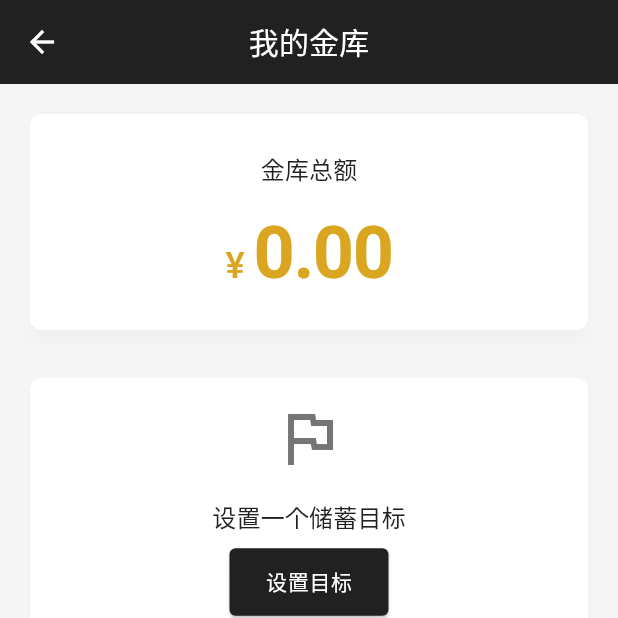
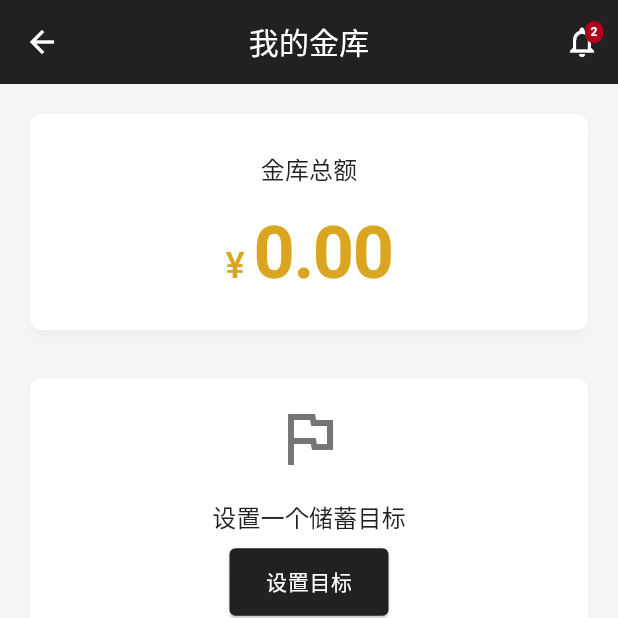
Before and after one commit to shangguanyanyan/salary_timer, a Flutter app: the VaultScreen screen opened directly, on a phone screen of 412 x 824 dp, the top half of it. Run offline on Flutter 3.47's test engine with Material 3 defaults, Android fonts, the light colour scheme and no system bars; our stand-ins replace shared_preferences; accounts and stored records are empty.

Commit message:
update ui

```diff
--- a/lib/screens/home_screen.dart
+++ b/lib/screens/home_screen.dart
@@ -70,7 +70,7 @@ class _HomeScreenState extends State<HomeScreen>
 
     return Scaffold(
       appBar: AppBar(
-        title: const Text('Salary Timer'),
+        title: const Text('薪时计算器'),
         centerTitle: true,
         elevation: 0,
         actions: [
--- a/lib/screens/salary_screen.dart
+++ b/lib/screens/salary_screen.dart
@@ -781,7 +781,7 @@ class _SalaryScreenState extends State<SalaryScreen>
     final scaffoldMessenger = ScaffoldMessenger.of(context);
     try {
       // 创建一个自定义通知，让MainScreen监听并处理
-      TabChangeNotification(2).dispatch(context);
+      TabChangeNotification(3).dispatch(context);
     } catch (e) {
       scaffoldMessenger.showSnackBar(
         const SnackBar(content: Text('无法切换到设置页面，请手动切换')),
--- a/lib/screens/vault_screen.dart
+++ b/lib/screens/vault_screen.dart
@@ -2,6 +2,8 @@ import 'package:flutter/material.dart';
 import 'package:provider/provider.dart';
 import '../services/vault_service.dart';
 import '../models/earning_record.dart';
+import 'notifications_screen.dart';
+import '../services/notification_service.dart';
 
 class VaultScreen extends StatelessWidget {
   const VaultScreen({super.key});
@@ -9,12 +11,58 @@ class VaultScreen extends StatelessWidget {
   @override
   Widget build(BuildContext context) {
     final vaultService = Provider.of<VaultService>(context);
+    final notificationService = Provider.of<NotificationService>(context);
+    final unreadCount = notificationService.unreadCount;
 
     return Scaffold(
       appBar: AppBar(
         title: const Text('我的金库'),
         centerTitle: true,
         elevation: 0,
+        actions: [
+          Stack(
+            alignment: Alignment.center,
+            children: [
+              IconButton(
+                icon: const Icon(Icons.notifications_outlined),
+                onPressed: () {
+                  Navigator.push(
+                    context,
+                    MaterialPageRoute(
+                      builder: (context) => const NotificationsScreen(),
+                    ),
+                  );
+                },
+                tooltip: '通知',
+              ),
+              if (unreadCount > 0)
+                Positioned(
+                  top: 10,
+                  right: 10,
+                  child: Container(
+                    padding: const EdgeInsets.all(2),
+                    decoration: BoxDecoration(
+                      color: const Color(0xFFB00020),
+                      borderRadius: BorderRadius.circular(6),
+                    ),
+                    constraints: const BoxConstraints(
+                      minWidth: 12,
+                      minHeight: 12,
+                    ),
+                    child: Text(
+                      unreadCount > 9 ? '9+' : unreadCount.toString(),
+                      style: const TextStyle(
+                        color: Colors.white,
+                        fontSize: 8,
+                        fontWeight: FontWeight.bold,
+                      ),
+                      textAlign: TextAlign.center,
+                    ),
+                  ),
+                ),
+            ],
+          ),
+        ],
       ),
       body: SafeArea(
         child: SingleChildScrollView(
```
Also changed, not shown: lib/screens/config_screen.dart (+0 -19 lines).
